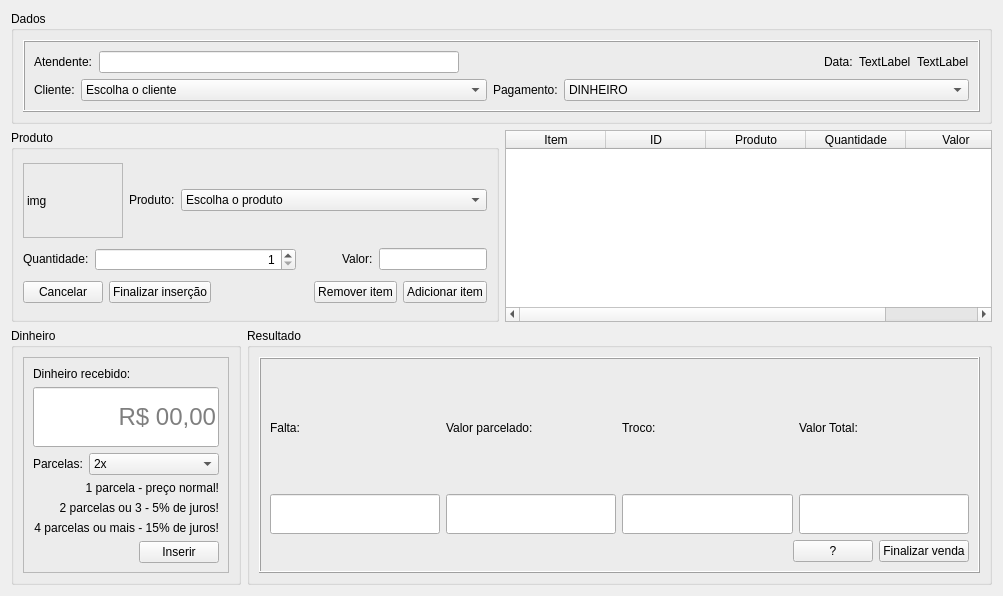
Before: the Qt Designer form view/venda_pg.ui in Gusrrocha/Sistema-para-livraria, drawn with Qt 5.
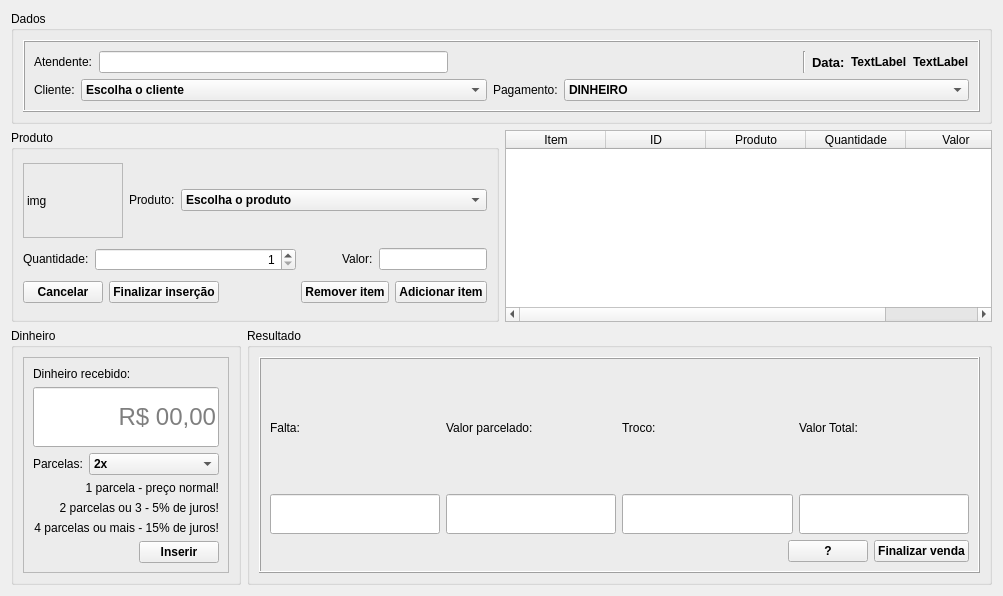
After: the same form once the commit is applied.

```diff
--- a/view/venda_pg.ui
+++ b/view/venda_pg.ui
@@ -40,6 +40,12 @@
            </item>
            <item>
             <widget class="QLineEdit" name="fun_atual_v">
+             <property name="font">
+              <font>
+               <weight>75</weight>
+               <bold>true</bold>
+              </font>
+             </property>
              <property name="readOnly">
               <bool>true</bool>
              </property>
@@ -58,6 +64,13 @@
              </property>
             </spacer>
            </item>
+           <item>
+            <widget class="Line" name="line">
+             <property name="orientation">
+              <enum>Qt::Vertical</enum>
+             </property>
+            </widget>
+           </item>
            <item>
             <widget class="QLabel" name="label_4">
              <property name="sizePolicy">
@@ -66,6 +79,13 @@
                <verstretch>0</verstretch>
               </sizepolicy>
              </property>
+             <property name="font">
+              <font>
+               <pointsize>10</pointsize>
+               <weight>75</weight>
+               <bold>true</bold>
+              </font>
+             </property>
              <property name="text">
               <string>Data:</string>
              </property>
@@ -73,6 +93,12 @@
            </item>
            <item>
             <widget class="QLabel" name="data_label">
+             <property name="font">
+              <font>
+               <weight>75</weight>
+               <bold>true</bold>
+              </font>
+             </property>
              <property name="text">
               <string>TextLabel</string>
              </property>
@@ -80,6 +106,12 @@
            </item>
            <item>
             <widget class="QLabel" name="label_date">
+             <property name="font">
+              <font>
+               <weight>75</weight>
+               <bold>true</bold>
+              </font>
+             </property>
              <property name="text">
               <string>TextLabel</string>
              </property>
@@ -104,6 +136,12 @@
            </item>
            <item>
             <widget class="QComboBox" name="cliente_comboBox">
+             <property name="font">
+              <font>
+               <weight>75</weight>
+               <bold>true</bold>
+              </font>
+             </property>
              <item>
               <property name="text">
                <string>Escolha o cliente</string>
@@ -126,6 +164,12 @@
            </item>
            <item>
             <widget class="QComboBox" name="pag_comboBox">
+             <property name="font">
+              <font>
+               <weight>75</weight>
+               <bold>true</bold>
+              </font>
+             </property>
              <item>
               <property name="text">
                <string>DINHEIRO</string>
@@ -204,6 +248,12 @@
             </item>
             <item>
              <widget class="QComboBox" name="produto_comboBox">
+              <property name="font">
+               <font>
+                <weight>75</weight>
+                <bold>true</bold>
+               </font>
+              </property>
               <item>
                <property name="text">
                 <string>Escolha o produto</string>
@@ -306,6 +356,15 @@
            <layout class="QHBoxLayout" name="horizontalLayout_8">
             <item>
              <widget class="QPushButton" name="cancel_item_btn">
+              <property name="font">
+               <font>
+                <weight>75</weight>
+                <bold>true</bold>
+               </font>
+              </property>
+              <property name="cursor">
+               <cursorShape>PointingHandCursor</cursorShape>
+              </property>
               <property name="text">
                <string>Cancelar</string>
               </property>
@@ -313,6 +372,15 @@
             </item>
             <item>
              <widget class="QPushButton" name="final_in_btn">
+              <property name="font">
+               <font>
+                <weight>75</weight>
+                <bold>true</bold>
+               </font>
+              </property>
+              <property name="cursor">
+               <cursorShape>PointingHandCursor</cursorShape>
+              </property>
               <property name="text">
                <string>Finalizar inserção</string>
               </property>
@@ -333,6 +401,15 @@
             </item>
             <item>
              <widget class="QPushButton" name="removerItem_btn">
+              <property name="font">
+               <font>
+                <weight>75</weight>
+                <bold>true</bold>
+               </font>
+              </property>
+              <property name="cursor">
+               <cursorShape>PointingHandCursor</cursorShape>
+              </property>
               <property name="text">
                <string>Remover item</string>
               </property>
@@ -340,6 +417,15 @@
             </item>
             <item>
              <widget class="QPushButton" name="addItem_btn">
+              <property name="font">
+               <font>
+                <weight>75</weight>
+                <bold>true</bold>
+               </font>
+              </property>
+              <property name="cursor">
+               <cursorShape>PointingHandCursor</cursorShape>
+              </property>
               <property name="text">
                <string>Adicionar item</string>
               </property>
@@ -461,6 +547,12 @@
              </item>
              <item>
               <widget class="QComboBox" name="parcelas">
+               <property name="font">
+                <font>
+                 <weight>75</weight>
+                 <bold>true</bold>
+                </font>
+               </property>
                <item>
                 <property name="text">
                  <string>2x</string>
@@ -550,6 +642,15 @@
              </item>
              <item>
               <widget class="QPushButton" name="inserir_din">
+               <property name="font">
+                <font>
+                 <weight>75</weight>
+                 <bold>true</bold>
+                </font>
+               </property>
+               <property name="cursor">
+                <cursorShape>PointingHandCursor</cursorShape>
+               </property>
                <property name="text">
                 <string>Inserir</string>
                </property>
@@ -756,6 +857,12 @@
              </item>
              <item>
               <widget class="QPushButton" name="pushButton_4">
+               <property name="font">
+                <font>
+                 <weight>75</weight>
+                 <bold>true</bold>
+                </font>
+               </property>
                <property name="text">
                 <string>?</string>
                </property>
@@ -763,6 +870,15 @@
              </item>
              <item>
               <widget class="QPushButton" name="final_btn">
+               <property name="font">
+                <font>
+                 <weight>75</weight>
+                 <bold>true</bold>
+                </font>
+               </property>
+               <property name="cursor">
+                <cursorShape>PointingHandCursor</cursorShape>
+               </property>
                <property name="text">
                 <string>Finalizar venda</string>
                </property>
```
